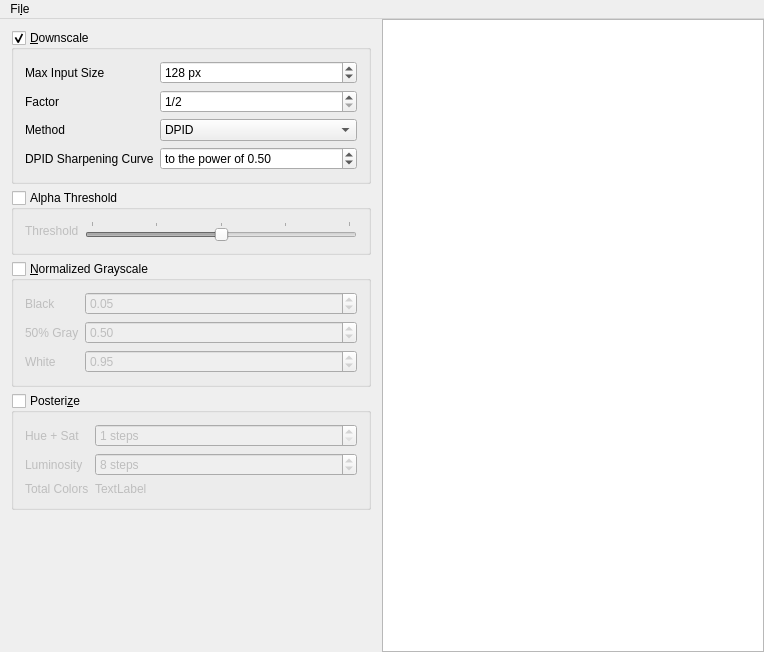
This is mainwindow.ui in API-Beast/SuperPosterize as Qt 5 draws it before an edit. The edited form follows.
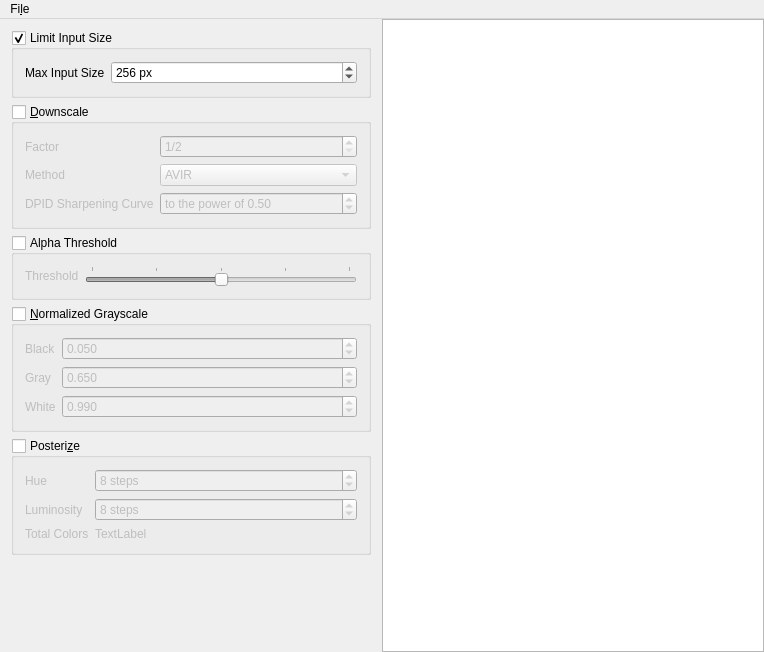
This is the edited form.

The edit to the form file:
```diff
--- a/mainwindow.ui
+++ b/mainwindow.ui
@@ -40,14 +40,14 @@
      <widget class="QWidget" name="widget" native="true">
       <layout class="QVBoxLayout" name="verticalLayout">
        <item>
-        <widget class="QGroupBox" name="settings_Downscale">
+        <widget class="QGroupBox" name="settings_LimitInputSize">
          <property name="title">
-          <string>&amp;Downscale</string>
+          <string>Limit Input Size</string>
          </property>
          <property name="checkable">
           <bool>true</bool>
          </property>
-         <layout class="QFormLayout" name="formLayout">
+         <layout class="QFormLayout" name="formLayout_5">
           <item row="0" column="0">
            <widget class="QLabel" name="label_5">
             <property name="text">
@@ -60,22 +60,40 @@
             <property name="suffix">
              <string> px</string>
             </property>
+            <property name="minimum">
+             <number>64</number>
+            </property>
             <property name="maximum">
              <number>2048</number>
             </property>
             <property name="value">
-             <number>128</number>
+             <number>256</number>
             </property>
            </widget>
           </item>
-          <item row="1" column="0">
+         </layout>
+        </widget>
+       </item>
+       <item>
+        <widget class="QGroupBox" name="settings_Downscale">
+         <property name="title">
+          <string>&amp;Downscale</string>
+         </property>
+         <property name="checkable">
+          <bool>true</bool>
+         </property>
+         <property name="checked">
+          <bool>false</bool>
+         </property>
+         <layout class="QFormLayout" name="formLayout">
+          <item row="0" column="0">
            <widget class="QLabel" name="label">
             <property name="text">
              <string>Factor</string>
             </property>
            </widget>
           </item>
-          <item row="1" column="1">
+          <item row="0" column="1">
            <widget class="QSpinBox" name="input_DownscaleFactor">
             <property name="suffix">
              <string/>
@@ -94,20 +112,15 @@
             </property>
            </widget>
           </item>
-          <item row="2" column="0">
+          <item row="1" column="0">
            <widget class="QLabel" name="label_4">
             <property name="text">
              <string>Method</string>
             </property>
            </widget>
           </item>
-          <item row="2" column="1">
+          <item row="1" column="1">
            <widget class="QComboBox" name="input_ScalingMethod">
-            <item>
-             <property name="text">
-              <string>DPID</string>
-             </property>
-            </item>
             <item>
              <property name="text">
               <string>AVIR</string>
@@ -120,7 +133,14 @@
             </item>
            </widget>
           </item>
-          <item row="3" column="1">
+          <item row="2" column="0">
+           <widget class="QLabel" name="label_8">
+            <property name="text">
+             <string>DPID Sharpening Curve</string>
+            </property>
+           </widget>
+          </item>
+          <item row="2" column="1">
            <widget class="QDoubleSpinBox" name="input_SharpeningCurve">
             <property name="prefix">
              <string>to the power of </string>
@@ -136,13 +156,6 @@
             </property>
            </widget>
           </item>
-          <item row="3" column="0">
-           <widget class="QLabel" name="label_8">
-            <property name="text">
-             <string>DPID Sharpening Curve</string>
-            </property>
-           </widget>
-          </item>
          </layout>
         </widget>
        </item>
@@ -214,8 +227,11 @@
             <property name="suffix">
              <string/>
             </property>
+            <property name="decimals">
+             <number>3</number>
+            </property>
             <property name="maximum">
-             <double>0.250000000000000</double>
+             <double>0.200000000000000</double>
             </property>
             <property name="singleStep">
              <double>0.050000000000000</double>
@@ -228,23 +244,26 @@
           <item row="1" column="0">
            <widget class="QLabel" name="label_MidPoint">
             <property name="text">
-             <string>50% Gray</string>
+             <string>Gray</string>
             </property>
            </widget>
           </item>
           <item row="1" column="1">
            <widget class="QDoubleSpinBox" name="input_GrayPoint">
+            <property name="decimals">
+             <number>3</number>
+            </property>
             <property name="minimum">
-             <double>0.250000000000000</double>
+             <double>0.200000000000000</double>
             </property>
             <property name="maximum">
-             <double>0.750000000000000</double>
+             <double>0.900000000000000</double>
             </property>
             <property name="singleStep">
              <double>0.050000000000000</double>
             </property>
             <property name="value">
-             <double>0.500000000000000</double>
+             <double>0.650000000000000</double>
             </property>
            </widget>
           </item>
@@ -257,17 +276,20 @@
           </item>
           <item row="2" column="1">
            <widget class="QDoubleSpinBox" name="input_WhitePoint">
+            <property name="decimals">
+             <number>3</number>
+            </property>
             <property name="minimum">
-             <double>0.750000000000000</double>
+             <double>0.900000000000000</double>
             </property>
             <property name="maximum">
-             <double>1.000000000000000</double>
+             <double>0.999000000000000</double>
             </property>
             <property name="singleStep">
              <double>0.050000000000000</double>
             </property>
             <property name="value">
-             <double>0.950000000000000</double>
+             <double>0.990000000000000</double>
             </property>
            </widget>
           </item>
@@ -295,15 +317,12 @@
           <item row="0" column="0">
            <widget class="QLabel" name="label_2">
             <property name="text">
-             <string>Hue + Sat</string>
+             <string>Hue</string>
             </property>
            </widget>
           </item>
           <item row="0" column="1">
            <widget class="QSpinBox" name="input_MaterialSteps">
-            <property name="enabled">
-             <bool>false</bool>
-            </property>
             <property name="suffix">
              <string> steps</string>
             </property>
@@ -311,7 +330,7 @@
              <number>1</number>
             </property>
             <property name="value">
-             <number>1</number>
+             <number>8</number>
             </property>
            </widget>
           </item>
```
Left out of the diff: 23 changed lines with no effect on the pictures.
